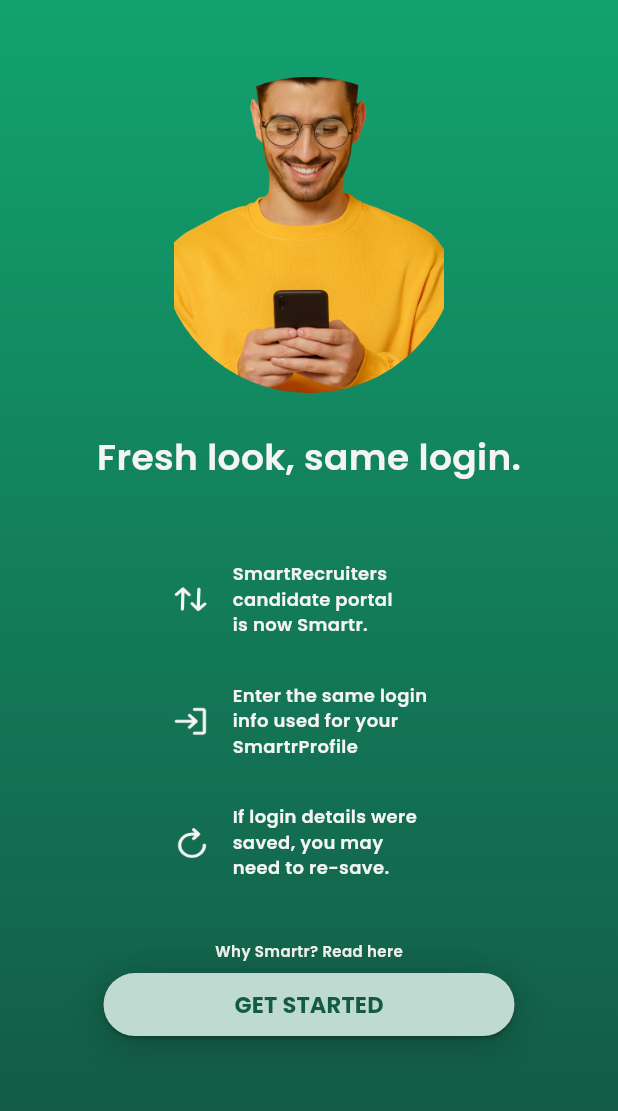
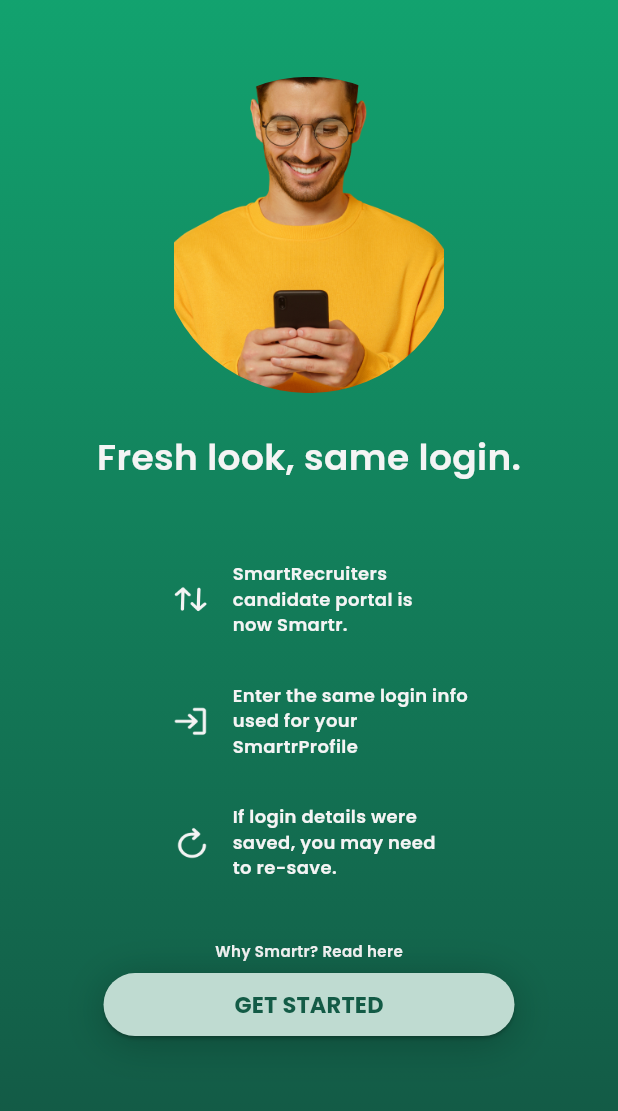
Before and after one commit to Stierlitzx/practice-1-INF-229-03-P-, a Flutter app: the screen it shows after launch, on a phone screen of 412 x 824 dp, the part 121-1232 px from its top. Run offline on Flutter 3.47's test engine with Material 3 defaults, Android fonts, the light colour scheme and no system bars.

Commit message:
fixing stuff

```diff
--- a/lib/main.dart
+++ b/lib/main.dart
@@ -135,7 +135,7 @@
                                   ),
                                 ),
                               ),
-                              SizedBox(width: 100,),
+                              SizedBox(width: 75,),
                             ],
                           ),
                         ),
@@ -162,7 +162,7 @@
                                   ),
                                 ),
                               ),
-                              SizedBox(width: 80.0,)
+                              SizedBox(width: 60.0,)
                             ],
                           ),
                         ),
@@ -189,7 +189,7 @@
                                   ),
                                 ),
                               ),
-                              SizedBox(width: 90.0,)
+                              SizedBox(width: 70.0,)
                             ],
                           ),
                         ),
```
